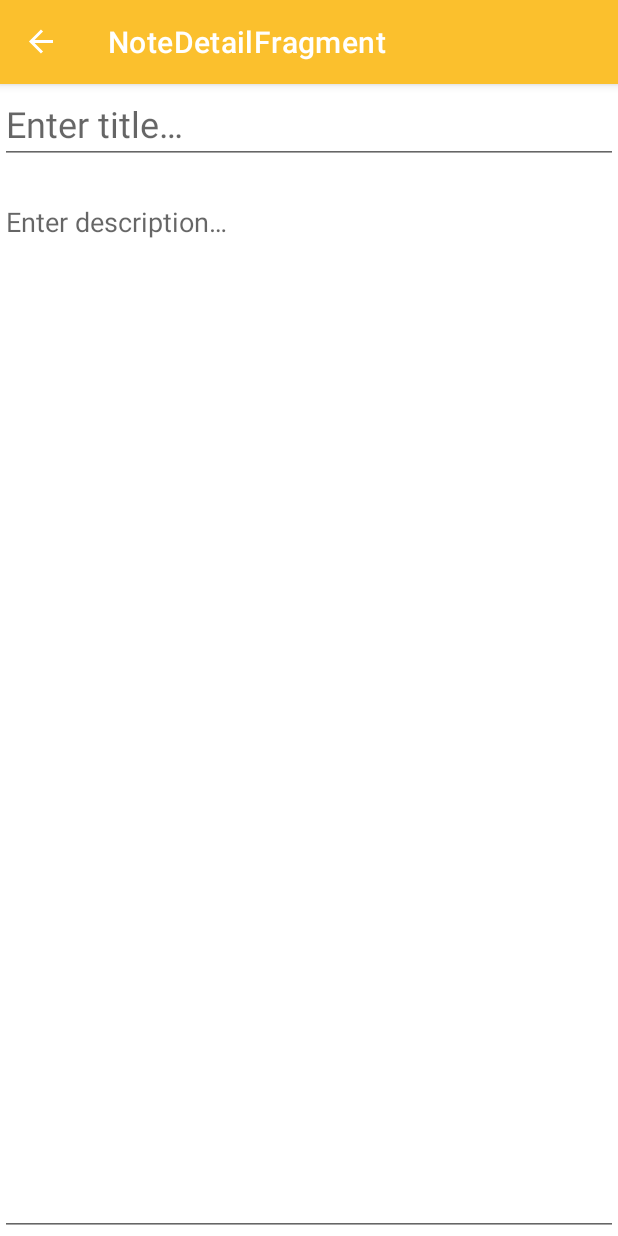
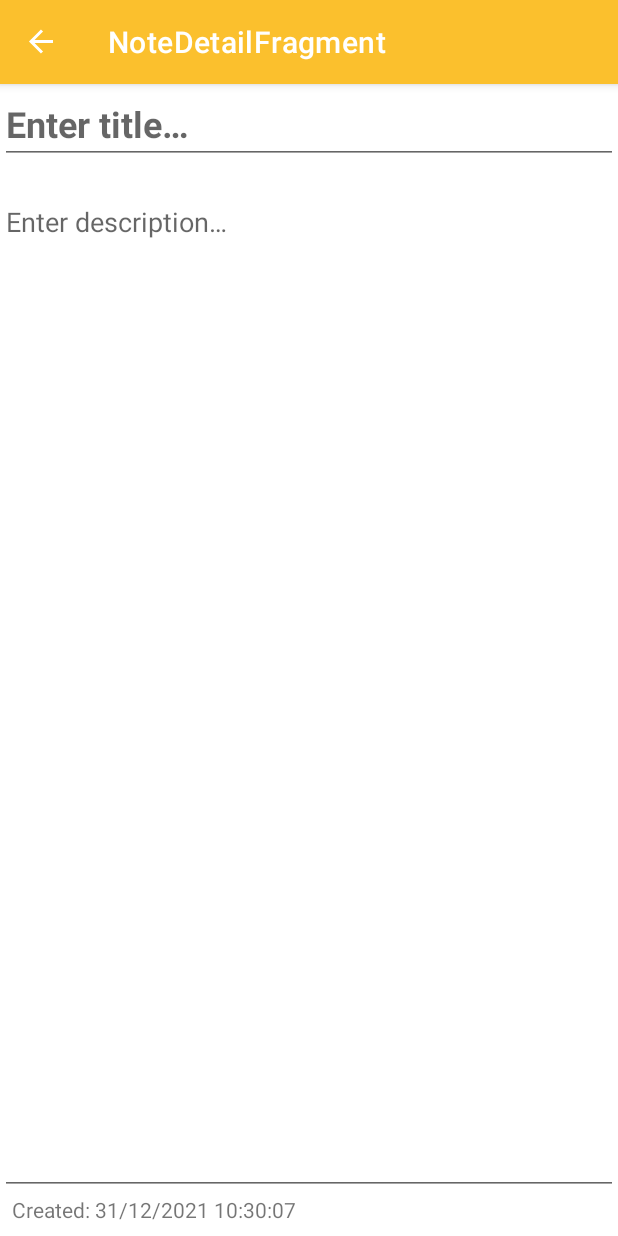
Before and after one commit to saurabh-somani/NotesApp, an Android app: the screen it shows after launch (MainActivity), after a tap on an icon or button, on a phone screen of 412 x 824 dp. Run offline under Robolectric (Android 15) with nearby library versions, the phone set to English and light mode, and no system bars; our stand-ins replace Dagger/Hilt's generated code, Room's generated code, data binding, navigation-ui.

Commit message:
Added timestamp to NoteDetailFragment.kt

```diff
--- a/app/src/main/java/com/example/notesapp/ui/NoteDetailFragment.kt
+++ b/app/src/main/java/com/example/notesapp/ui/NoteDetailFragment.kt
@@ -13,6 +13,7 @@ import androidx.fragment.app.viewModels
 import androidx.lifecycle.Lifecycle
 import androidx.lifecycle.lifecycleScope
 import androidx.lifecycle.repeatOnLifecycle
+import com.example.notesapp.R
 import com.example.notesapp.databinding.NoteDetailFragmentBinding
 import com.example.notesapp.viewmodels.NoteDetailViewModel
 import dagger.hilt.android.AndroidEntryPoint
@@ -54,6 +55,8 @@ class NoteDetailFragment : Fragment() {
                     binding.root.isVisible = !noteDetailUiState.isLoading
                     binding.noteTitle.setText(noteDetailUiState.title)
                     binding.noteDescription.setText(noteDetailUiState.description)
+                    binding.noteTimestamp.text = getString(R.string.note_detail_timestamp_text,
+                        noteDetailUiState.timestamp)
                 }
             }
         }
--- a/app/src/main/java/com/example/notesapp/viewmodels/NoteDetailViewModel.kt
+++ b/app/src/main/java/com/example/notesapp/viewmodels/NoteDetailViewModel.kt
@@ -4,6 +4,7 @@ import androidx.lifecycle.SavedStateHandle
 import androidx.lifecycle.ViewModel
 import androidx.lifecycle.viewModelScope
 import com.example.notesapp.repository.NotesRepo
+import com.example.notesapp.util.formatNoteDate
 import dagger.hilt.android.lifecycle.HiltViewModel
 import kotlinx.coroutines.flow.*
 import kotlinx.coroutines.launch
@@ -32,7 +33,8 @@ class NoteDetailViewModel @Inject constructor(
                     noteDetailUiState.copy(
                         isLoading = false,
                         title = it.title,
-                        description = it.description
+                        description = it.description,
+                        timestamp = formatNoteDate(it.timestamp)
                     )
                 }
             }
@@ -55,5 +57,6 @@ class NoteDetailViewModel @Inject constructor(
 data class NoteDetailUiState(
     val isLoading: Boolean = false,
     val title: String = "",
-    val description: String = ""
+    val description: String = "",
+    val timestamp: String = ""
 )
--- a/app/src/main/res/layout/note_detail_fragment.xml
+++ b/app/src/main/res/layout/note_detail_fragment.xml
@@ -23,14 +23,16 @@
             android:hint="@string/enter_title"
             android:inputType="text"
             android:textSize="24sp"
+            android:textStyle="bold"
             tools:ignore="LabelFor"
             tools:text="Sample title" />
 
         <EditText
             android:id="@+id/noteDescription"
             android:layout_width="match_parent"
-            android:layout_height="match_parent"
+            android:layout_height="0dp"
             android:layout_marginTop="16dp"
+            android:layout_weight="1"
             android:autofillHints="Description"
             android:gravity="top|start"
             android:hint="@string/enter_description"
@@ -38,5 +40,14 @@
             tools:ignore="LabelFor"
             tools:text="This is a sample description." />
 
+        <TextView
+            android:id="@+id/noteTimestamp"
+            android:layout_width="match_parent"
+            android:layout_height="wrap_content"
+            android:layout_marginStart="8dp"
+            android:layout_marginEnd="8dp"
+            android:layout_marginBottom="8dp"
+            tools:text="Timestamp" />
+
     </LinearLayout>
 </layout>
--- a/app/src/main/res/layout/notes_list_item.xml
+++ b/app/src/main/res/layout/notes_list_item.xml
@@ -28,7 +28,8 @@
                 android:layout_width="match_parent"
                 android:layout_height="wrap_content"
                 android:text="@{noteItemUiState.title}"
-                android:textSize="24sp"
+                android:textSize="20sp"
+                android:textStyle="bold"
                 tools:text="Title" />
 
             <TextView
@@ -42,6 +43,7 @@
                 android:layout_width="match_parent"
                 android:layout_height="wrap_content"
                 android:text="@{noteItemUiState.timestamp}"
+                android:visibility="gone"
                 tools:text="27/12/2021 00:48:13" />
         </LinearLayout>
     </androidx.cardview.widget.CardView>
--- a/app/src/main/res/values/strings.xml
+++ b/app/src/main/res/values/strings.xml
@@ -4,4 +4,5 @@
     <string name="enter_description">Enter description&#8230;</string>
     <string name="snackbar_on_item_delete_text">Note deleted</string>
     <string name="snackbar_on_item_delete_action_text">Undo</string>
+    <string name="note_detail_timestamp_text">Created: %1$s</string>
 </resources>
```
